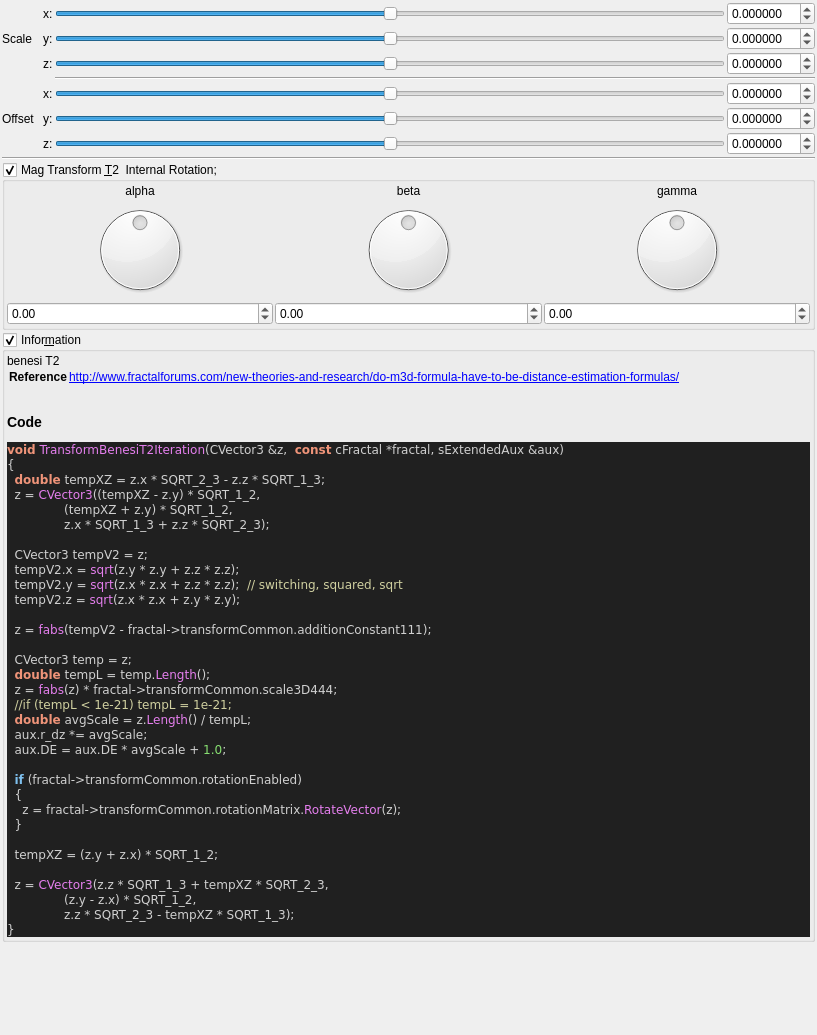
Qt form mandelbulber2/qt_data/fractal_transf_benesi_T2.ui (buddhi1980/mandelbulber2) before a commit.
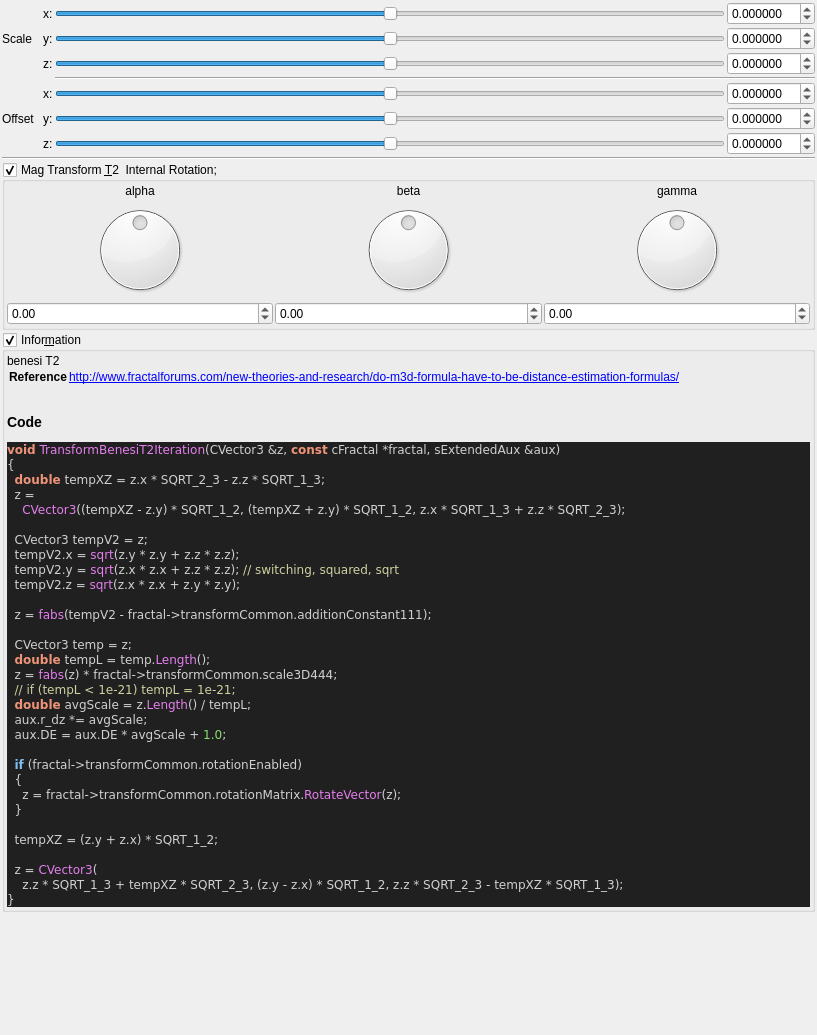
The same form after that commit. Custom widgets are drawn as their Qt base class.

Commit message:
source code format for fractal_formulas.cpp
- now complete code base is refactored!
- also regenerated ui files with populateUiInformation.php
- codeStyleCheck.php is now fully functional and can be used auto
refactor the code base (may be a little slow)

```diff
--- a/mandelbulber2/qt_data/fractal_transf_benesi_T2.ui
+++ b/mandelbulber2/qt_data/fractal_transf_benesi_T2.ui
@@ -629,16 +629,15 @@
 &lt;/table&gt;
 &lt;h3&gt;Code&lt;/h3&gt;
 &lt;body style=&quot;background-color:#202020&quot;&gt;
-&lt;pre style=&quot;color:#d0d0d0; background-color:#202020;  font-family:'Courier New',monospace;&quot;&gt;&lt;span style=&quot;color:#f09479; font-weight:bold&quot;&gt;void&lt;/span&gt; &lt;span style=&quot;color:#e47eed&quot;&gt;TransformBenesiT2Iteration&lt;/span&gt;&lt;span style=&quot;color:#d0d0d0&quot;&gt;(&lt;/span&gt;CVector3 &lt;span style=&quot;color:#d0d0d0&quot;&gt;&amp;amp;&lt;/span&gt;z&lt;span style=&quot;color:#d0d0d0&quot;&gt;,&lt;/span&gt;  &lt;span style=&quot;color:#f09479; font-weight:bold&quot;&gt;const&lt;/span&gt; cFractal &lt;span style=&quot;color:#d0d0d0&quot;&gt;*&lt;/span&gt;fractal&lt;span style=&quot;color:#d0d0d0&quot;&gt;,&lt;/span&gt; sExtendedAux &lt;span style=&quot;color:#d0d0d0&quot;&gt;&amp;amp;&lt;/span&gt;aux&lt;span style=&quot;color:#d0d0d0&quot;&gt;)&lt;/span&gt;
+&lt;pre style=&quot;color:#d0d0d0; background-color:#202020;  font-family:'Courier New',monospace;&quot;&gt;&lt;span style=&quot;color:#f09479; font-weight:bold&quot;&gt;void&lt;/span&gt; &lt;span style=&quot;color:#e47eed&quot;&gt;TransformBenesiT2Iteration&lt;/span&gt;&lt;span style=&quot;color:#d0d0d0&quot;&gt;(&lt;/span&gt;CVector3 &lt;span style=&quot;color:#d0d0d0&quot;&gt;&amp;amp;&lt;/span&gt;z&lt;span style=&quot;color:#d0d0d0&quot;&gt;,&lt;/span&gt; &lt;span style=&quot;color:#f09479; font-weight:bold&quot;&gt;const&lt;/span&gt; cFractal &lt;span style=&quot;color:#d0d0d0&quot;&gt;*&lt;/span&gt;fractal&lt;span style=&quot;color:#d0d0d0&quot;&gt;,&lt;/span&gt; sExtendedAux &lt;span style=&quot;color:#d0d0d0&quot;&gt;&amp;amp;&lt;/span&gt;aux&lt;span style=&quot;color:#d0d0d0&quot;&gt;)&lt;/span&gt;
 &lt;span style=&quot;color:#d0d0d0&quot;&gt;{&lt;/span&gt;
   &lt;span style=&quot;color:#f09479; font-weight:bold&quot;&gt;double&lt;/span&gt; tempXZ &lt;span style=&quot;color:#d0d0d0&quot;&gt;=&lt;/span&gt; z&lt;span style=&quot;color:#d0d0d0&quot;&gt;.&lt;/span&gt;x &lt;span style=&quot;color:#d0d0d0&quot;&gt;*&lt;/span&gt; SQRT_2_3 &lt;span style=&quot;color:#d0d0d0&quot;&gt;-&lt;/span&gt; z&lt;span style=&quot;color:#d0d0d0&quot;&gt;.&lt;/span&gt;z &lt;span style=&quot;color:#d0d0d0&quot;&gt;*&lt;/span&gt; SQRT_1_3&lt;span style=&quot;color:#d0d0d0&quot;&gt;;&lt;/span&gt;
-  z &lt;span style=&quot;color:#d0d0d0&quot;&gt;=&lt;/span&gt; &lt;span style=&quot;color:#e47eed&quot;&gt;CVector3&lt;/span&gt;&lt;span style=&quot;color:#d0d0d0&quot;&gt;((&lt;/span&gt;tempXZ &lt;span style=&quot;color:#d0d0d0&quot;&gt;-&lt;/span&gt; z&lt;span style=&quot;color:#d0d0d0&quot;&gt;.&lt;/span&gt;y&lt;span style=&quot;color:#d0d0d0&quot;&gt;) *&lt;/span&gt; SQRT_1_2&lt;span style=&quot;color:#d0d0d0&quot;&gt;,&lt;/span&gt;
-               &lt;span style=&quot;color:#d0d0d0&quot;&gt;(&lt;/span&gt;tempXZ &lt;span style=&quot;color:#d0d0d0&quot;&gt;+&lt;/span&gt; z&lt;span style=&quot;color:#d0d0d0&quot;&gt;.&lt;/span&gt;y&lt;span style=&quot;color:#d0d0d0&quot;&gt;) *&lt;/span&gt; SQRT_1_2&lt;span style=&quot;color:#d0d0d0&quot;&gt;,&lt;/span&gt;
-               z&lt;span style=&quot;color:#d0d0d0&quot;&gt;.&lt;/span&gt;x &lt;span style=&quot;color:#d0d0d0&quot;&gt;*&lt;/span&gt; SQRT_1_3 &lt;span style=&quot;color:#d0d0d0&quot;&gt;+&lt;/span&gt; z&lt;span style=&quot;color:#d0d0d0&quot;&gt;.&lt;/span&gt;z &lt;span style=&quot;color:#d0d0d0&quot;&gt;*&lt;/span&gt; SQRT_2_3&lt;span style=&quot;color:#d0d0d0&quot;&gt;);&lt;/span&gt;
+  z &lt;span style=&quot;color:#d0d0d0&quot;&gt;=&lt;/span&gt;
+    &lt;span style=&quot;color:#e47eed&quot;&gt;CVector3&lt;/span&gt;&lt;span style=&quot;color:#d0d0d0&quot;&gt;((&lt;/span&gt;tempXZ &lt;span style=&quot;color:#d0d0d0&quot;&gt;-&lt;/span&gt; z&lt;span style=&quot;color:#d0d0d0&quot;&gt;.&lt;/span&gt;y&lt;span style=&quot;color:#d0d0d0&quot;&gt;) *&lt;/span&gt; SQRT_1_2&lt;span style=&quot;color:#d0d0d0&quot;&gt;, (&lt;/span&gt;tempXZ &lt;span style=&quot;color:#d0d0d0&quot;&gt;+&lt;/span&gt; z&lt;span style=&quot;color:#d0d0d0&quot;&gt;.&lt;/span&gt;y&lt;span style=&quot;color:#d0d0d0&quot;&gt;) *&lt;/span&gt; SQRT_1_2&lt;span style=&quot;color:#d0d0d0&quot;&gt;,&lt;/span&gt; z&lt;span style=&quot;color:#d0d0d0&quot;&gt;.&lt;/span&gt;x &lt;span style=&quot;color:#d0d0d0&quot;&gt;*&lt;/span&gt; SQRT_1_3 &lt;span style=&quot;color:#d0d0d0&quot;&gt;+&lt;/span&gt; z&lt;span style=&quot;color:#d0d0d0&quot;&gt;.&lt;/span&gt;z &lt;span style=&quot;color:#d0d0d0&quot;&gt;*&lt;/span&gt; SQRT_2_3&lt;span style=&quot;color:#d0d0d0&quot;&gt;);&lt;/span&gt;
 
   CVector3 tempV2 &lt;span style=&quot;color:#d0d0d0&quot;&gt;=&lt;/span&gt; z&lt;span style=&quot;color:#d0d0d0&quot;&gt;;&lt;/span&gt;
   tempV2&lt;span style=&quot;color:#d0d0d0&quot;&gt;.&lt;/span&gt;x &lt;span style=&quot;color:#d0d0d0&quot;&gt;=&lt;/span&gt; &lt;span style=&quot;color:#e47eed&quot;&gt;sqrt&lt;/span&gt;&lt;span style=&quot;color:#d0d0d0&quot;&gt;(&lt;/span&gt;z&lt;span style=&quot;color:#d0d0d0&quot;&gt;.&lt;/span&gt;y &lt;span style=&quot;color:#d0d0d0&quot;&gt;*&lt;/span&gt; z&lt;span style=&quot;color:#d0d0d0&quot;&gt;.&lt;/span&gt;y &lt;span style=&quot;color:#d0d0d0&quot;&gt;+&lt;/span&gt; z&lt;span style=&quot;color:#d0d0d0&quot;&gt;.&lt;/span&gt;z &lt;span style=&quot;color:#d0d0d0&quot;&gt;*&lt;/span&gt; z&lt;span style=&quot;color:#d0d0d0&quot;&gt;.&lt;/span&gt;z&lt;span style=&quot;color:#d0d0d0&quot;&gt;);&lt;/span&gt;
-  tempV2&lt;span style=&quot;color:#d0d0d0&quot;&gt;.&lt;/span&gt;y &lt;span style=&quot;color:#d0d0d0&quot;&gt;=&lt;/span&gt; &lt;span style=&quot;color:#e47eed&quot;&gt;sqrt&lt;/span&gt;&lt;span style=&quot;color:#d0d0d0&quot;&gt;(&lt;/span&gt;z&lt;span style=&quot;color:#d0d0d0&quot;&gt;.&lt;/span&gt;x &lt;span style=&quot;color:#d0d0d0&quot;&gt;*&lt;/span&gt; z&lt;span style=&quot;color:#d0d0d0&quot;&gt;.&lt;/span&gt;x &lt;span style=&quot;color:#d0d0d0&quot;&gt;+&lt;/span&gt; z&lt;span style=&quot;color:#d0d0d0&quot;&gt;.&lt;/span&gt;z &lt;span style=&quot;color:#d0d0d0&quot;&gt;*&lt;/span&gt; z&lt;span style=&quot;color:#d0d0d0&quot;&gt;.&lt;/span&gt;z&lt;span style=&quot;color:#d0d0d0&quot;&gt;);&lt;/span&gt;  &lt;span style=&quot;color:#d0d0a0&quot;&gt;// switching, squared, sqrt&lt;/span&gt;
+  tempV2&lt;span style=&quot;color:#d0d0d0&quot;&gt;.&lt;/span&gt;y &lt;span style=&quot;color:#d0d0d0&quot;&gt;=&lt;/span&gt; &lt;span style=&quot;color:#e47eed&quot;&gt;sqrt&lt;/span&gt;&lt;span style=&quot;color:#d0d0d0&quot;&gt;(&lt;/span&gt;z&lt;span style=&quot;color:#d0d0d0&quot;&gt;.&lt;/span&gt;x &lt;span style=&quot;color:#d0d0d0&quot;&gt;*&lt;/span&gt; z&lt;span style=&quot;color:#d0d0d0&quot;&gt;.&lt;/span&gt;x &lt;span style=&quot;color:#d0d0d0&quot;&gt;+&lt;/span&gt; z&lt;span style=&quot;color:#d0d0d0&quot;&gt;.&lt;/span&gt;z &lt;span style=&quot;color:#d0d0d0&quot;&gt;*&lt;/span&gt; z&lt;span style=&quot;color:#d0d0d0&quot;&gt;.&lt;/span&gt;z&lt;span style=&quot;color:#d0d0d0&quot;&gt;);&lt;/span&gt; &lt;span style=&quot;color:#d0d0a0&quot;&gt;// switching, squared, sqrt&lt;/span&gt;
   tempV2&lt;span style=&quot;color:#d0d0d0&quot;&gt;.&lt;/span&gt;z &lt;span style=&quot;color:#d0d0d0&quot;&gt;=&lt;/span&gt; &lt;span style=&quot;color:#e47eed&quot;&gt;sqrt&lt;/span&gt;&lt;span style=&quot;color:#d0d0d0&quot;&gt;(&lt;/span&gt;z&lt;span style=&quot;color:#d0d0d0&quot;&gt;.&lt;/span&gt;x &lt;span style=&quot;color:#d0d0d0&quot;&gt;*&lt;/span&gt; z&lt;span style=&quot;color:#d0d0d0&quot;&gt;.&lt;/span&gt;x &lt;span style=&quot;color:#d0d0d0&quot;&gt;+&lt;/span&gt; z&lt;span style=&quot;color:#d0d0d0&quot;&gt;.&lt;/span&gt;y &lt;span style=&quot;color:#d0d0d0&quot;&gt;*&lt;/span&gt; z&lt;span style=&quot;color:#d0d0d0&quot;&gt;.&lt;/span&gt;y&lt;span style=&quot;color:#d0d0d0&quot;&gt;);&lt;/span&gt;
 
   z &lt;span style=&quot;color:#d0d0d0&quot;&gt;=&lt;/span&gt; &lt;span style=&quot;color:#e47eed&quot;&gt;fabs&lt;/span&gt;&lt;span style=&quot;color:#d0d0d0&quot;&gt;(&lt;/span&gt;tempV2 &lt;span style=&quot;color:#d0d0d0&quot;&gt;-&lt;/span&gt; fractal&lt;span style=&quot;color:#d0d0d0&quot;&gt;-&amp;gt;&lt;/span&gt;transformCommon&lt;span style=&quot;color:#d0d0d0&quot;&gt;.&lt;/span&gt;additionConstant111&lt;span style=&quot;color:#d0d0d0&quot;&gt;);&lt;/span&gt;
@@ -646,7 +645,7 @@
   CVector3 temp &lt;span style=&quot;color:#d0d0d0&quot;&gt;=&lt;/span&gt; z&lt;span style=&quot;color:#d0d0d0&quot;&gt;;&lt;/span&gt;
   &lt;span style=&quot;color:#f09479; font-weight:bold&quot;&gt;double&lt;/span&gt; tempL &lt;span style=&quot;color:#d0d0d0&quot;&gt;=&lt;/span&gt; temp&lt;span style=&quot;color:#d0d0d0&quot;&gt;.&lt;/span&gt;&lt;span style=&quot;color:#e47eed&quot;&gt;Length&lt;/span&gt;&lt;span style=&quot;color:#d0d0d0&quot;&gt;();&lt;/span&gt;
   z &lt;span style=&quot;color:#d0d0d0&quot;&gt;=&lt;/span&gt; &lt;span style=&quot;color:#e47eed&quot;&gt;fabs&lt;/span&gt;&lt;span style=&quot;color:#d0d0d0&quot;&gt;(&lt;/span&gt;z&lt;span style=&quot;color:#d0d0d0&quot;&gt;) *&lt;/span&gt; fractal&lt;span style=&quot;color:#d0d0d0&quot;&gt;-&amp;gt;&lt;/span&gt;transformCommon&lt;span style=&quot;color:#d0d0d0&quot;&gt;.&lt;/span&gt;scale3D444&lt;span style=&quot;color:#d0d0d0&quot;&gt;;&lt;/span&gt;
-  &lt;span style=&quot;color:#d0d0a0&quot;&gt;//if (tempL &amp;lt; 1e-21) tempL = 1e-21;&lt;/span&gt;
+  &lt;span style=&quot;color:#d0d0a0&quot;&gt;// if (tempL &amp;lt; 1e-21) tempL = 1e-21;&lt;/span&gt;
   &lt;span style=&quot;color:#f09479; font-weight:bold&quot;&gt;double&lt;/span&gt; avgScale &lt;span style=&quot;color:#d0d0d0&quot;&gt;=&lt;/span&gt; z&lt;span style=&quot;color:#d0d0d0&quot;&gt;.&lt;/span&gt;&lt;span style=&quot;color:#e47eed&quot;&gt;Length&lt;/span&gt;&lt;span style=&quot;color:#d0d0d0&quot;&gt;() /&lt;/span&gt; tempL&lt;span style=&quot;color:#d0d0d0&quot;&gt;;&lt;/span&gt;
   aux&lt;span style=&quot;color:#d0d0d0&quot;&gt;.&lt;/span&gt;r_dz &lt;span style=&quot;color:#d0d0d0&quot;&gt;*=&lt;/span&gt; avgScale&lt;span style=&quot;color:#d0d0d0&quot;&gt;;&lt;/span&gt;
   aux&lt;span style=&quot;color:#d0d0d0&quot;&gt;.&lt;/span&gt;DE &lt;span style=&quot;color:#d0d0d0&quot;&gt;=&lt;/span&gt; aux&lt;span style=&quot;color:#d0d0d0&quot;&gt;.&lt;/span&gt;DE &lt;span style=&quot;color:#d0d0d0&quot;&gt;*&lt;/span&gt; avgScale &lt;span style=&quot;color:#d0d0d0&quot;&gt;+&lt;/span&gt; &lt;span style=&quot;color:#87df71&quot;&gt;1.0&lt;/span&gt;&lt;span style=&quot;color:#d0d0d0&quot;&gt;;&lt;/span&gt;
@@ -658,9 +657,8 @@
 
   tempXZ &lt;span style=&quot;color:#d0d0d0&quot;&gt;= (&lt;/span&gt;z&lt;span style=&quot;color:#d0d0d0&quot;&gt;.&lt;/span&gt;y &lt;span style=&quot;color:#d0d0d0&quot;&gt;+&lt;/span&gt; z&lt;span style=&quot;color:#d0d0d0&quot;&gt;.&lt;/span&gt;x&lt;span style=&quot;color:#d0d0d0&quot;&gt;) *&lt;/span&gt; SQRT_1_2&lt;span style=&quot;color:#d0d0d0&quot;&gt;;&lt;/span&gt;
 
-  z &lt;span style=&quot;color:#d0d0d0&quot;&gt;=&lt;/span&gt; &lt;span style=&quot;color:#e47eed&quot;&gt;CVector3&lt;/span&gt;&lt;span style=&quot;color:#d0d0d0&quot;&gt;(&lt;/span&gt;z&lt;span style=&quot;color:#d0d0d0&quot;&gt;.&lt;/span&gt;z &lt;span style=&quot;color:#d0d0d0&quot;&gt;*&lt;/span&gt; SQRT_1_3 &lt;span style=&quot;color:#d0d0d0&quot;&gt;+&lt;/span&gt; tempXZ &lt;span style=&quot;color:#d0d0d0&quot;&gt;*&lt;/span&gt; SQRT_2_3&lt;span style=&quot;color:#d0d0d0&quot;&gt;,&lt;/span&gt;
-               &lt;span style=&quot;color:#d0d0d0&quot;&gt;(&lt;/span&gt;z&lt;span style=&quot;color:#d0d0d0&quot;&gt;.&lt;/span&gt;y &lt;span style=&quot;color:#d0d0d0&quot;&gt;-&lt;/span&gt; z&lt;span style=&quot;color:#d0d0d0&quot;&gt;.&lt;/span&gt;x&lt;span style=&quot;color:#d0d0d0&quot;&gt;) *&lt;/span&gt; SQRT_1_2&lt;span style=&quot;color:#d0d0d0&quot;&gt;,&lt;/span&gt;
-               z&lt;span style=&quot;color:#d0d0d0&quot;&gt;.&lt;/span&gt;z &lt;span style=&quot;color:#d0d0d0&quot;&gt;*&lt;/span&gt; SQRT_2_3 &lt;span style=&quot;color:#d0d0d0&quot;&gt;-&lt;/span&gt; tempXZ &lt;span style=&quot;color:#d0d0d0&quot;&gt;*&lt;/span&gt; SQRT_1_3&lt;span style=&quot;color:#d0d0d0&quot;&gt;);&lt;/span&gt;
+  z &lt;span style=&quot;color:#d0d0d0&quot;&gt;=&lt;/span&gt; &lt;span style=&quot;color:#e47eed&quot;&gt;CVector3&lt;/span&gt;&lt;span style=&quot;color:#d0d0d0&quot;&gt;(&lt;/span&gt;
+    z&lt;span style=&quot;color:#d0d0d0&quot;&gt;.&lt;/span&gt;z &lt;span style=&quot;color:#d0d0d0&quot;&gt;*&lt;/span&gt; SQRT_1_3 &lt;span style=&quot;color:#d0d0d0&quot;&gt;+&lt;/span&gt; tempXZ &lt;span style=&quot;color:#d0d0d0&quot;&gt;*&lt;/span&gt; SQRT_2_3&lt;span style=&quot;color:#d0d0d0&quot;&gt;, (&lt;/span&gt;z&lt;span style=&quot;color:#d0d0d0&quot;&gt;.&lt;/span&gt;y &lt;span style=&quot;color:#d0d0d0&quot;&gt;-&lt;/span&gt; z&lt;span style=&quot;color:#d0d0d0&quot;&gt;.&lt;/span&gt;x&lt;span style=&quot;color:#d0d0d0&quot;&gt;) *&lt;/span&gt; SQRT_1_2&lt;span style=&quot;color:#d0d0d0&quot;&gt;,&lt;/span&gt; z&lt;span style=&quot;color:#d0d0d0&quot;&gt;.&lt;/span&gt;z &lt;span style=&quot;color:#d0d0d0&quot;&gt;*&lt;/span&gt; SQRT_2_3 &lt;span style=&quot;color:#d0d0d0&quot;&gt;-&lt;/span&gt; tempXZ &lt;span style=&quot;color:#d0d0d0&quot;&gt;*&lt;/span&gt; SQRT_1_3&lt;span style=&quot;color:#d0d0d0&quot;&gt;);&lt;/span&gt;
 &lt;span style=&quot;color:#d0d0d0&quot;&gt;}&lt;/span&gt;
 &lt;/pre&gt;
 &lt;/body&gt;</string>
```
The commit also changes 101 other files.
